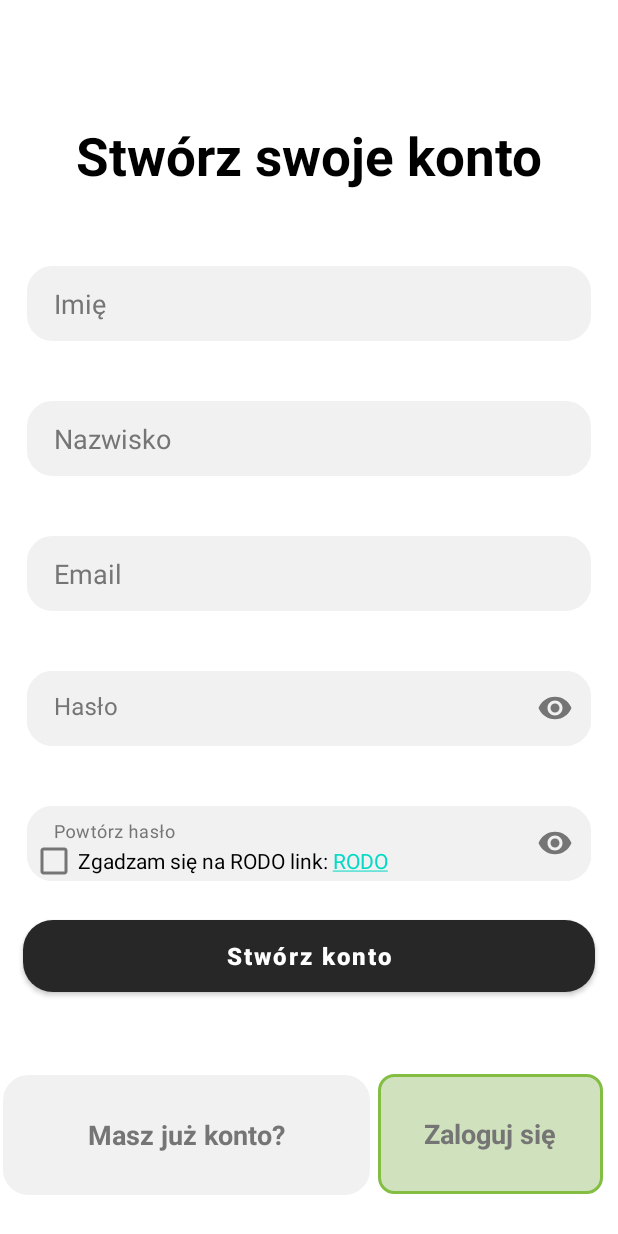
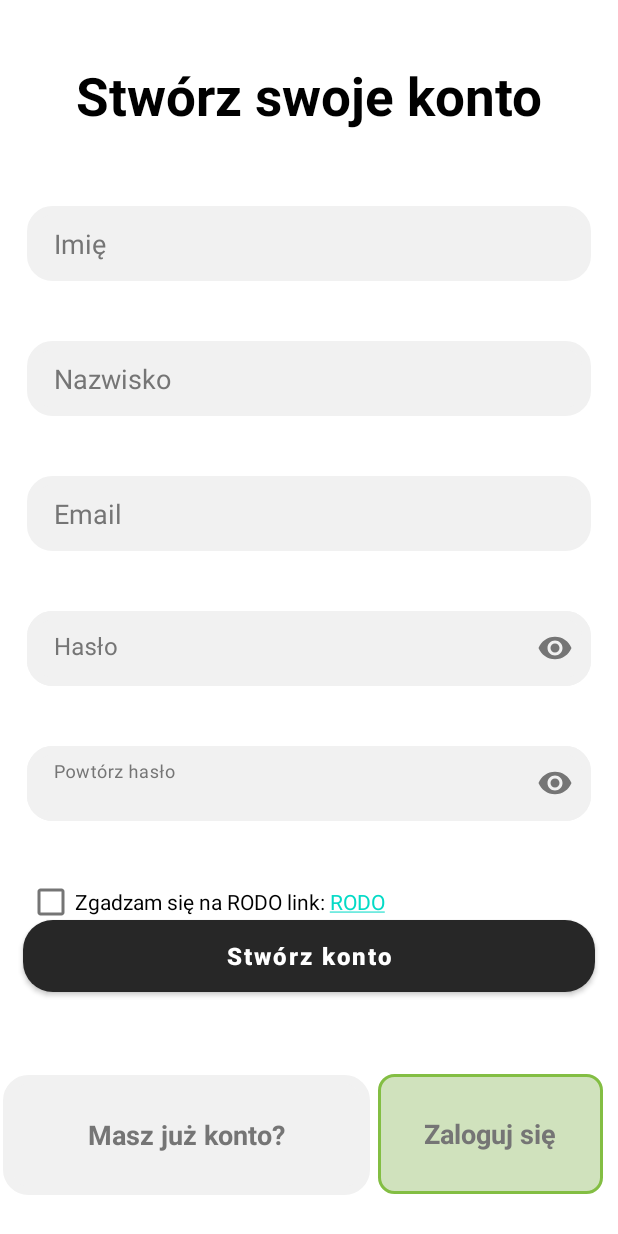
Before and after one commit to maciej-bartoszewski/Planner-Mobile, an Android app: the ActivityCreateAccount screen opened directly, with no data from a screen before it, on a phone screen of 412 x 824 dp. Run offline under Robolectric (Android 15) with nearby library versions, the phone set to English and light mode, and no system bars; our stand-ins replace Firebase (no records; nobody signed in at launch, a user with empty details on screens opened directly).

Commit message:
Poprawa wygladu rejestracji

```diff
--- a/app/src/main/res/layout/activity_create_account.xml
+++ b/app/src/main/res/layout/activity_create_account.xml
@@ -150,7 +150,7 @@
             android:layout_alignParentStart="true"
             android:layout_alignParentTop="true"
             android:layout_alignParentEnd="true"
-            android:layout_marginTop="80dp"
+            android:layout_marginTop="40dp"
             android:gravity="center"
             android:text="Stwórz swoje konto"
             android:textColor="@color/black"
@@ -263,9 +263,11 @@
             android:id="@+id/Message"
             android:layout_width="wrap_content"
             android:layout_height="wrap_content"
-            android:layout_below="@+id/check_password_one"
+            android:layout_below="@+id/checkBox"
             android:layout_alignParentStart="true"
             android:layout_alignParentEnd="true"
+            android:layout_marginStart="-1dp"
+            android:layout_marginEnd="1dp"
             android:text="Podane dane zawierają błedy!"
             android:textAlignment="center"
             android:textColor="#FF0000"
@@ -277,12 +279,12 @@
             android:id="@+id/checkBox"
             android:layout_width="wrap_content"
             android:layout_height="wrap_content"
-            android:layout_above="@+id/CreateAccount"
+            android:layout_below="@+id/check_password_one"
             android:layout_alignParentStart="true"
-            android:layout_marginStart="20dp"
-            android:layout_marginBottom="15dp"
-            android:textColor="#000000"
-            android:text="" />
+            android:layout_marginStart="18dp"
+            android:layout_marginTop="10dp"
+            android:text=""
+            android:textColor="#000000" />
 
     </RelativeLayout>
 </androidx.constraintlayout.widget.ConstraintLayout>
```
